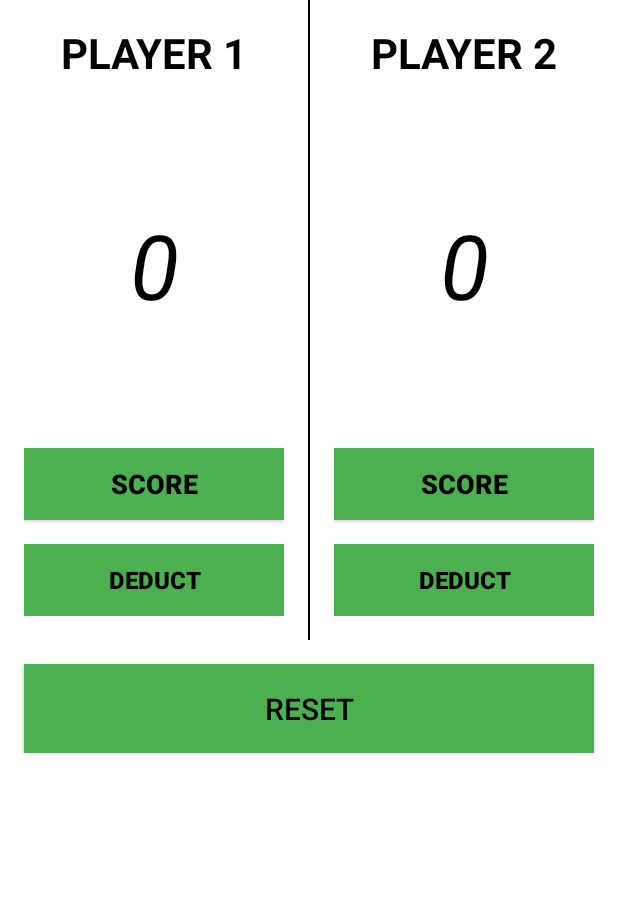
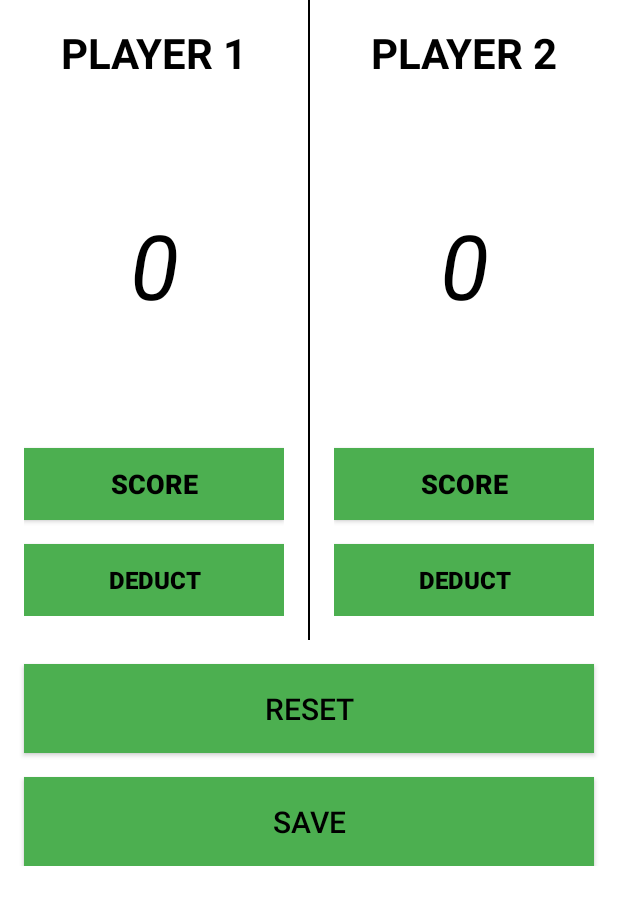
Before and after one commit to devZaidBaig/T.TCounter, an Android app: the screen it shows after launch (GameCounter), after a tap on an icon or button, on a phone screen of 412 x 824 dp. Shown: the top 905 px of the screen. Run offline under Robolectric (Android 15) with nearby library versions, the phone set to English and light mode, and no system bars.

Commit message:
update 1.1.2

```diff
--- a/app/src/main/java/com/example/welcome/ttcounter/GameCounter.java
+++ b/app/src/main/java/com/example/welcome/ttcounter/GameCounter.java
@@ -1,12 +1,20 @@
 package com.example.welcome.ttcounter;
 
+import android.content.Context;
 import android.content.Intent;
+import android.content.SharedPreferences;
+import android.nfc.Tag;
 import android.os.Bundle;
+import android.support.annotation.Nullable;
 import android.support.v7.app.AppCompatActivity;
+import android.util.Log;
 import android.view.View;
 import android.widget.TextView;
+import android.widget.Toast;
 
 import org.w3c.dom.Text;
+
+import java.io.FileOutputStream;
 
 
 public class GameCounter extends AppCompatActivity {
@@ -14,11 +22,29 @@ public class GameCounter extends AppCompatActivity {
     protected void onCreate(Bundle savedInstanceState){
         super.onCreate(savedInstanceState);
         setContentView(R.layout.quickgame);
+        display(checkA());
+        display1(checkB());
     }
 
     public int scoreA = 0,scoreB=0;
 
+    public int checkA(){
+        SharedPreferences obj = getSharedPreferences("save",MODE_PRIVATE);
+        int tempA = obj.getInt("keyA",0);
+        return tempA;
+    }
+
+    public int checkB(){
+        SharedPreferences obj = getSharedPreferences("save",MODE_PRIVATE);
+        int tempB = obj.getInt("keyB",0);
+        return tempB;
+    }
+
     public void getScoreA(View view){
+        if(scoreA==0){
+            scoreA=checkA();
+            display(scoreA);
+        }
         scoreA++;
         if(scoreA==11){
             String pone = "Player 1 wins...";
@@ -32,6 +58,12 @@ public class GameCounter extends AppCompatActivity {
     }
 
     public void getScoreB(View view){
+        Log.d("TAG","save = "+checkA());
+        Log.d("Tag","score = "+scoreB);
+        if(scoreB==0){
+            scoreB=checkB();
+            display1(scoreB);
+        }
         scoreB++;
         if(scoreB==11) {
             String pone = "Player 2 wins...";
@@ -59,6 +91,12 @@ public class GameCounter extends AppCompatActivity {
         scoreB=0;
         display(scoreA);
         display1(scoreB);
+
+    }
+
+    public void saveButton(View view){
+        save(scoreA,scoreB);
+        Toast.makeText(this, "The score has been saved...", Toast.LENGTH_SHORT).show();
     }
 
     public void getdeductA(View view){
@@ -81,4 +119,13 @@ public class GameCounter extends AppCompatActivity {
         }
     }
 
+    public void save(int savea, int saveb){
+        Log.d("TAG", "scores "+savea+saveb);
+        SharedPreferences sharedPref = getSharedPreferences("save",MODE_PRIVATE);
+        SharedPreferences.Editor editor = sharedPref.edit();
+        editor.putInt("keyA",savea);
+        editor.putInt("keyB",saveb);
+        editor.commit();
+    }
+
 }
--- a/app/src/main/java/com/example/welcome/ttcounter/MainActivity.java
+++ b/app/src/main/java/com/example/welcome/ttcounter/MainActivity.java
@@ -25,6 +25,15 @@ public class MainActivity extends AppCompatActivity {
                 startActivity(game);
             }
         });
+
+        TextView text = (TextView)findViewById(R.id.load_play);
+        text.setOnClickListener(new View.OnClickListener(){
+            @Override
+            public void onClick(View v){
+                Intent obj = new Intent(MainActivity.this,load.class);
+                startActivity(obj);
+            }
+        } );
     }
 
     public void onBackPressed() {
--- a/app/src/main/res/layout/quickgame.xml
+++ b/app/src/main/res/layout/quickgame.xml
@@ -90,6 +90,7 @@
         </LinearLayout>
     </LinearLayout>
     <Button
+        android:id="@+id/reset"
         android:layout_below="@id/ll_layout"
         android:layout_marginTop="@dimen/activity_vertical_margin"
         android:layout_marginLeft="@dimen/activity_horizontal_margin"
@@ -103,6 +104,20 @@
         android:onClick="onClickButton_2"
         android:layout_width="match_parent"
         android:layout_height="wrap_content" />
+    <Button
+        android:layout_below="@id/reset"
+        android:layout_marginTop="@dimen/activity_vertical_margin"
+        android:layout_marginLeft="@dimen/activity_horizontal_margin"
+        android:layout_marginRight="@dimen/activity_horizontal_margin"
+        android:paddingTop="16dp"
+        android:paddingBottom="16dp"
+        android:background="#4CAF50"
+        android:text="save"
+        android:textSize="20sp"
+        android:textColor="#000000"
+        android:onClick="saveButton"
+        android:layout_width="match_parent"
+        android:layout_height="wrap_content" />
 
 </RelativeLayout>
 </ScrollView>
--- a/app/src/main/res/layout/winpage.xml
+++ b/app/src/main/res/layout/winpage.xml
@@ -14,7 +14,7 @@
         android:id="@+id/win_view"
         android:layout_width="match_parent"
         android:layout_height="wrap_content"
-        android:textColor="#000000"
+        android:textColor="#4CAF50"
         android:layout_marginTop="130dp"
         android:textAlignment="center"
         android:textStyle="italic"
```
Also changed, not shown: app/src/main/AndroidManifest.xml (+5 -2 lines), app/src/main/java/com/example/welcome/ttcounter/load.java (added, +42 -0 lines), app/src/main/res/layout/activity_main.xml (+10 -10 lines), app/src/main/res/layout/savepage.xml (added, +12 -0 lines).
